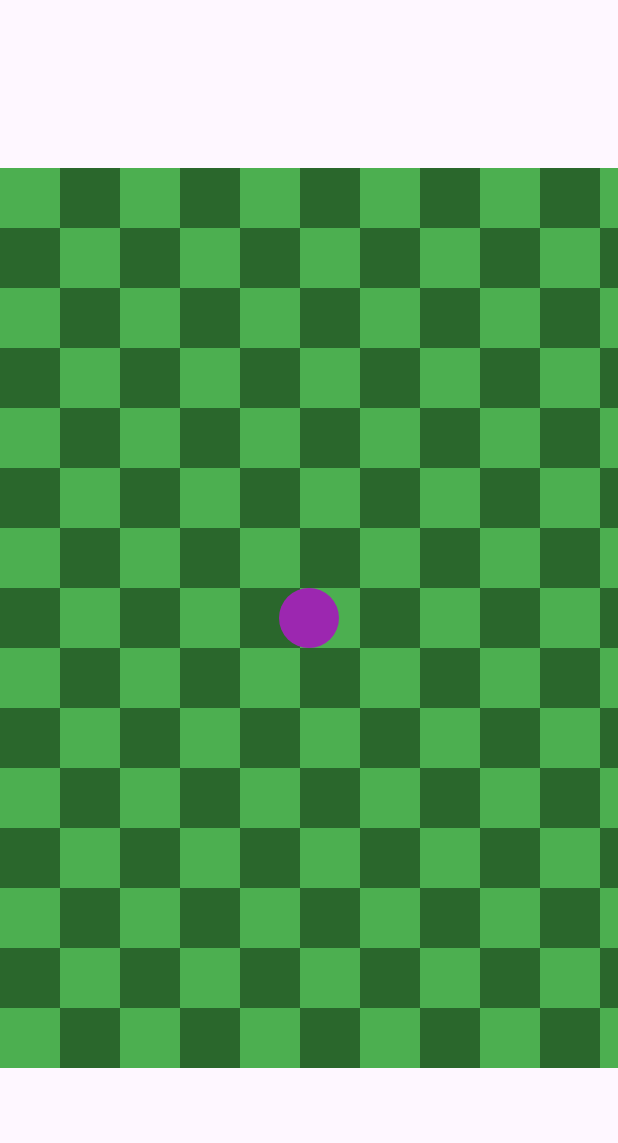
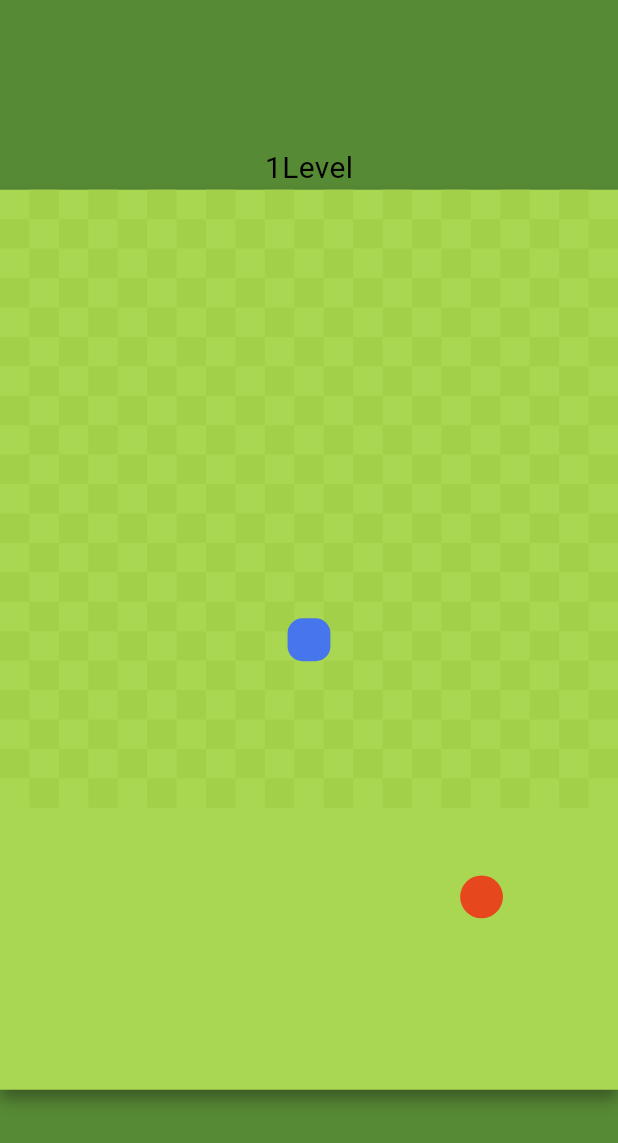
Before and after one commit to sudar-life/flutter_snake_game, a Flutter app: the screen it shows after launch, on a phone screen of 412 x 824 dp. Shown: the top 1143 px of the screen. Run offline on Flutter 3.47's test engine with Material 2 defaults, Android fonts, the phone set to English and light mode, and no system bars; our stand-ins replace equatable.

Commit message:
케릭터 움직임 조정 및 레벨업 처리

```diff
--- /dev/null
+++ b/lib/src/character/apple.dart
@@ -0,0 +1,47 @@
+import 'package:flutter/material.dart';
+import 'package:snake_game/src/utils/data_util.dart';
+
+class Apple extends StatelessWidget {
+  final List<Offset> exeptPosition;
+  final double size;
+  Apple({
+    super.key,
+    required this.exeptPosition,
+    required this.size,
+  });
+
+  Offset? position;
+
+  Offset makeResponPosition() {
+    var newPosition = Offset(
+        DataUtils.generateRandomNumber(), DataUtils.generateRandomNumber());
+    bool isPossible = true;
+    for (var ep in exeptPosition) {
+      var isCrash = DataUtils.isCrash(newPosition, ep);
+      if (isCrash) {
+        isPossible = false;
+        break;
+      }
+    }
+    if (!isPossible) {
+      return makeResponPosition();
+    }
+    return newPosition;
+  }
+
+  @override
+  Widget build(BuildContext context) {
+    position = makeResponPosition();
+    return Container(
+      alignment: Alignment(position!.dx, position!.dy),
+      child: Container(
+        width: size,
+        height: size,
+        decoration: const BoxDecoration(
+          shape: BoxShape.circle,
+          color: Color(0xffe7471d),
+        ),
+      ),
+    );
+  }
+}
--- a/lib/src/character/player.dart
+++ b/lib/src/character/player.dart
@@ -1,95 +1,27 @@
-import 'dart:async';
+import 'package:flutter/material.dart';
 
-import 'package:flutter/material.dart';
-import 'package:snake_game/src/model/game_state.dart';
-
-class Player extends StatefulWidget {
-  final StreamController gameController;
-  const Player({super.key, required this.gameController});
-
-  @override
-  State<Player> createState() => _PlayerState();
-}
-
-class _PlayerState extends State<Player> {
-  int level = 5;
-  double size = 40;
-  late GameState gameState;
-  List<Offset> tails = [];
-
-  @override
-  void initState() {
-    super.initState();
-    tails = [Offset.zero];
-    widget.gameController.stream.listen((event) {
-      gameState = event as GameState;
-      if (gameState.status == GameStatus.run) {
-        _moveCharactor();
-        _checkCollision();
-        update();
-      }
-    });
-  }
-
-  void _checkCollision() {
-    _gameLineCollision(tails.first);
-  }
-
-  void _gameLineCollision(Offset position) {
-    //left Line Over Check
-    if (position.dx <= -1 ||
-        position.dx >= 1 ||
-        position.dy <= -1 ||
-        position.dy >= 1) {
-      widget.gameController.sink
-          .add(gameState.copyWith(status: GameStatus.gameOver));
-    }
-  }
-
-  void _moveCharactor() {
-    var newPosition = tails.first;
-    switch (gameState.keyboradDirection) {
-      case Direction.left:
-        newPosition = Offset(newPosition.dx - 0.01, newPosition.dy);
-        break;
-      case Direction.right:
-        newPosition = Offset(newPosition.dx + 0.01, newPosition.dy);
-        break;
-      case Direction.up:
-        newPosition = Offset(newPosition.dx, newPosition.dy - 0.01);
-        break;
-      case Direction.down:
-        newPosition = Offset(newPosition.dx, newPosition.dy + 0.01);
-        break;
-    }
-    tails.insert(0, newPosition);
-    if (tails.length > gameState.counts) {
-      tails = tails.sublist(0, gameState.counts);
-    }
-  }
-
-  void update() => setState(() {});
+class Player extends StatelessWidget {
+  final List<Offset> tails;
+  final double size;
+  const Player({super.key, required this.size, required this.tails});
 
   @override
   Widget build(BuildContext context) {
-    return LayoutBuilder(
-      builder: (context, constraints) {
     return Stack(
         children: List.generate(tails.length, (index) {
       var stepPerSize = size / tails.length;
-          return Container(
+      return AnimatedContainer(
         alignment: Alignment(tails[index].dx, tails[index].dy),
+        duration: const Duration(milliseconds: 100),
         child: Container(
-              decoration: const BoxDecoration(
-                shape: BoxShape.circle,
-                color: Colors.purple,
+          decoration: BoxDecoration(
+            borderRadius: BorderRadius.circular(10),
+            color: const Color(0xff4775eb),
           ),
           width: size - (stepPerSize * index),
           height: size - (stepPerSize * index),
         ),
       );
     }));
-      },
-    );
   }
 }
--- a/lib/src/home.dart
+++ b/lib/src/home.dart
@@ -5,6 +5,8 @@ import 'package:flutter/services.dart';
 import 'package:snake_game/src/character/player.dart';
 import 'package:snake_game/src/model/game_state.dart';
 import 'package:snake_game/src/ui/background.dart';
+import 'package:snake_game/src/ui/playboard.dart';
+import 'package:snake_game/src/ui/score_view.dart';
 
 class Home extends StatefulWidget {
   Home({super.key});
@@ -20,7 +22,7 @@ class _HomeState extends State<Home> {
 
   void startGame() {
     gameState = gameState.copyWith(status: GameStatus.run);
-    Timer.periodic(const Duration(milliseconds: 10), (timer) {
+    Timer.periodic(const Duration(milliseconds: 100), (timer) {
       if (gameState.status == GameStatus.run) {
         gameStreamCotnroller.sink.add(gameState);
       }
@@ -35,10 +37,7 @@ class _HomeState extends State<Home> {
   void initState() {
     super.initState();
     gameStreamCotnroller.stream.listen((event) {
-      if (event.status == GameStatus.gameOver) {
       gameState = event;
-        update();
-      }
     });
   }
 
@@ -69,23 +68,40 @@ class _HomeState extends State<Home> {
         if (value.isKeyPressed(LogicalKeyboardKey.arrowDown)) {
           gameState = gameState.copyWith(keyboradDirection: Direction.down);
         }
-        update();
       },
       child: GestureDetector(
         onTap: startGame,
         child: Scaffold(
-          body: Center(
-            child: SizedBox(
+          backgroundColor: const Color(0xff578a34),
+          body: Column(
+            mainAxisAlignment: MainAxisAlignment.center,
+            children: [
+              ScoreView(
+                gameController: gameStreamCotnroller,
+              ),
+              Center(
+                child: Container(
+                  decoration: BoxDecoration(boxShadow: [
+                    BoxShadow(
+                      color: Color.fromARGB(255, 45, 66, 32).withOpacity(0.7),
+                      blurRadius: 8.0,
+                      spreadRadius: 0.0,
+                      offset: const Offset(0, 7),
+                    )
+                  ]),
                   width: 600,
                   height: 600,
                   child: Stack(
                     fit: StackFit.expand,
                     children: [
-                  const Background(tileSize: (sizeX: 15, sizeY: 15)),
-                  Player(gameController: gameStreamCotnroller),
+                      const Background(tileSize: (sizeX: 21, sizeY: 21)),
+                      PlayBoard(
+                          gameController: gameStreamCotnroller, size: 600 / 21),
                     ],
                   ),
                 ),
+              ),
+            ],
           ),
         ),
       ),
--- a/lib/src/model/game_state.dart
+++ b/lib/src/model/game_state.dart
@@ -7,7 +7,7 @@ class GameState extends Equatable {
   const GameState({
     this.status = GameStatus.idle,
     this.keyboradDirection = Direction.right,
-    this.counts = 100,
+    this.counts = 1,
   });
 
   @override
--- /dev/null
+++ b/lib/src/ui/playboard.dart
@@ -0,0 +1,116 @@
+import 'dart:async';
+
+import 'package:flutter/material.dart';
+import 'package:snake_game/src/character/apple.dart';
+import 'package:snake_game/src/character/player.dart';
+import 'package:snake_game/src/model/game_state.dart';
+import 'package:snake_game/src/utils/data_util.dart';
+
+class PlayBoard extends StatefulWidget {
+  final double size;
+  final StreamController gameController;
+  const PlayBoard({
+    super.key,
+    required this.gameController,
+    required this.size,
+  });
+
+  @override
+  State<PlayBoard> createState() => _PlayBoardState();
+}
+
+class _PlayBoardState extends State<PlayBoard> {
+  late GameState gameState;
+  List<Offset> tails = [];
+  late Apple apple;
+
+  @override
+  void initState() {
+    super.initState();
+    tails = [Offset.zero];
+    _makeApple();
+    widget.gameController.stream.listen((event) {
+      gameState = event as GameState;
+      print('gameState.counts : ${gameState.counts}');
+      if (gameState.status == GameStatus.run) {
+        _moveCharactor();
+        _checkCollision();
+        update();
+      }
+    });
+  }
+
+  void _makeApple() {
+    apple = Apple(
+      size: widget.size,
+      exeptPosition: tails,
+    );
+  }
+
+  void _checkCollision() {
+    _gameLineCollision(tails.first);
+    _appleCollision(tails.first);
+  }
+
+  void _appleCollision(Offset position) {
+    if (apple.position != null) {
+      if (DataUtils.isCrash(apple.position!, position)) {
+        _makeApple();
+        print("${gameState.counts + 1}as dfalsdkfn");
+        widget.gameController.sink
+            .add(gameState.copyWith(counts: gameState.counts + 1));
+      }
+    }
+  }
+
+  void _gameLineCollision(Offset position) {
+    if (position.dx <= -1 ||
+        position.dx >= 1 ||
+        position.dy <= -1 ||
+        position.dy >= 1) {
+      widget.gameController.sink
+          .add(gameState.copyWith(status: GameStatus.gameOver));
+    }
+  }
+
+  void _moveCharactor() {
+    var newPosition = tails.first;
+    switch (gameState.keyboradDirection) {
+      case Direction.left:
+        newPosition = Offset(newPosition.dx - 0.1, newPosition.dy);
+        break;
+      case Direction.right:
+        newPosition = Offset(newPosition.dx + 0.1, newPosition.dy);
+        break;
+      case Direction.up:
+        newPosition = Offset(newPosition.dx, newPosition.dy - 0.1);
+        break;
+      case Direction.down:
+        newPosition = Offset(newPosition.dx, newPosition.dy + 0.1);
+        break;
+    }
+    tails.insert(0, newPosition);
+    if (tails.length > gameState.counts) {
+      tails = tails.sublist(0, gameState.counts);
+    }
+  }
+
+  void update() => setState(() {});
+
+  @override
+  Widget build(BuildContext context) {
+    return LayoutBuilder(
+      builder: (context, constraints) {
+        return Stack(
+          children: [
+            Player(
+              tails: tails,
+              size: widget.size,
+            ),
+            apple,
+          ],
+        );
+      },
+    );
+  }
+}
--- /dev/null
+++ b/lib/src/ui/score_view.dart
@@ -0,0 +1,40 @@
+import 'dart:async';
+
+import 'package:flutter/material.dart';
+import 'package:snake_game/src/model/game_state.dart';
+
+class ScoreView extends StatefulWidget {
+  final StreamController gameController;
+  const ScoreView({super.key, required this.gameController});
+
+  @override
+  State<ScoreView> createState() => _ScoreViewState();
+}
+
+class _ScoreViewState extends State<ScoreView> {
+  int level = 1;
+  @override
+  void initState() {
+    super.initState();
+    widget.gameController.stream.listen((event) {
+      var gameState = event as GameState;
+      if (gameState.status == GameStatus.run) {
+        level = gameState.counts;
+        update();
+      }
+    });
+  }
+
+  void update() => setState(() {});
+
+  @override
+  Widget build(BuildContext context) {
+    return Text(
+      '${level}Level',
+      style: const TextStyle(
+        fontSize: 20,
+        color: Colors.black,
+      ),
+    );
+  }
+}
--- /dev/null
+++ b/lib/src/utils/data_util.dart
@@ -0,0 +1,20 @@
+import 'dart:math' as math;
+import 'dart:ui';
+
+class DataUtils {
+  static double generateRandomNumber() {
+    var random = math.Random();
+    int randomNumber = random.nextInt(21);
+    return randomNumber * 0.1 - 1;
+  }
+
+  static bool isCrash(Offset p, Offset t) {
+    var distance =
+        math.sqrt(math.pow(p.dx - t.dx, 2) + math.pow(p.dy - t.dy, 2));
+    return distance < 0.01;
+  }
+
+  static double _truncateToOneDecimal(double value) {
+    return (value * 10).truncateToDouble() / 10;
+  }
+}
```
Also changed, not shown: lib/src/ui/background.dart (+7 -4 lines). Lines whose indentation alone changed are shown as unchanged.
